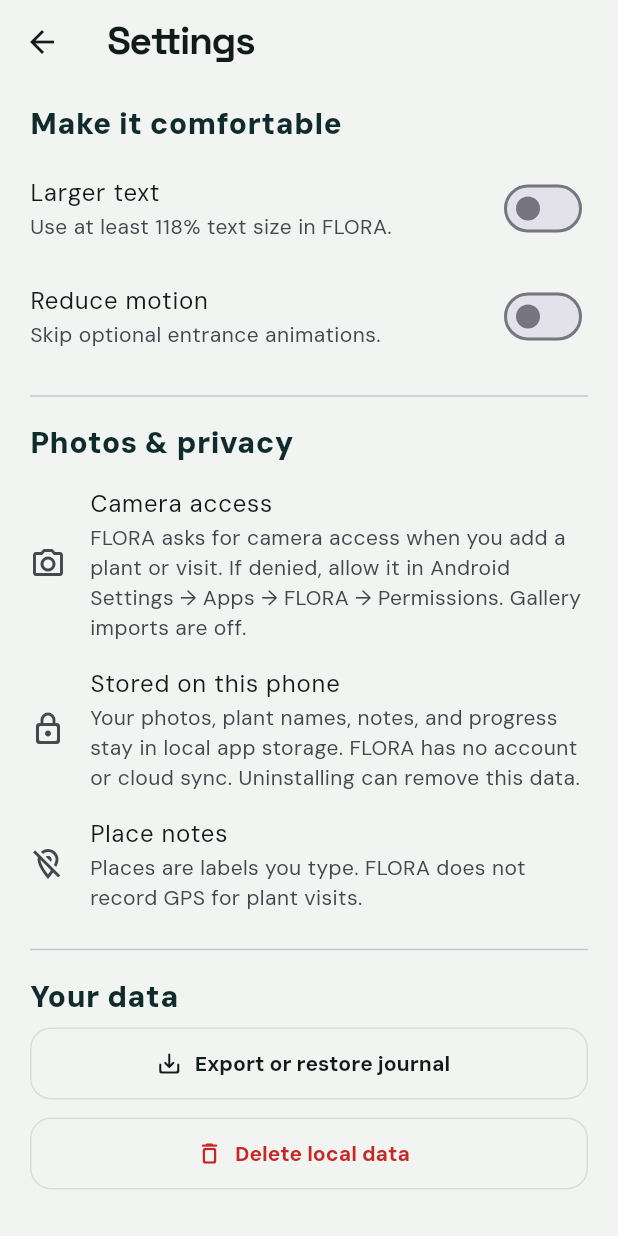
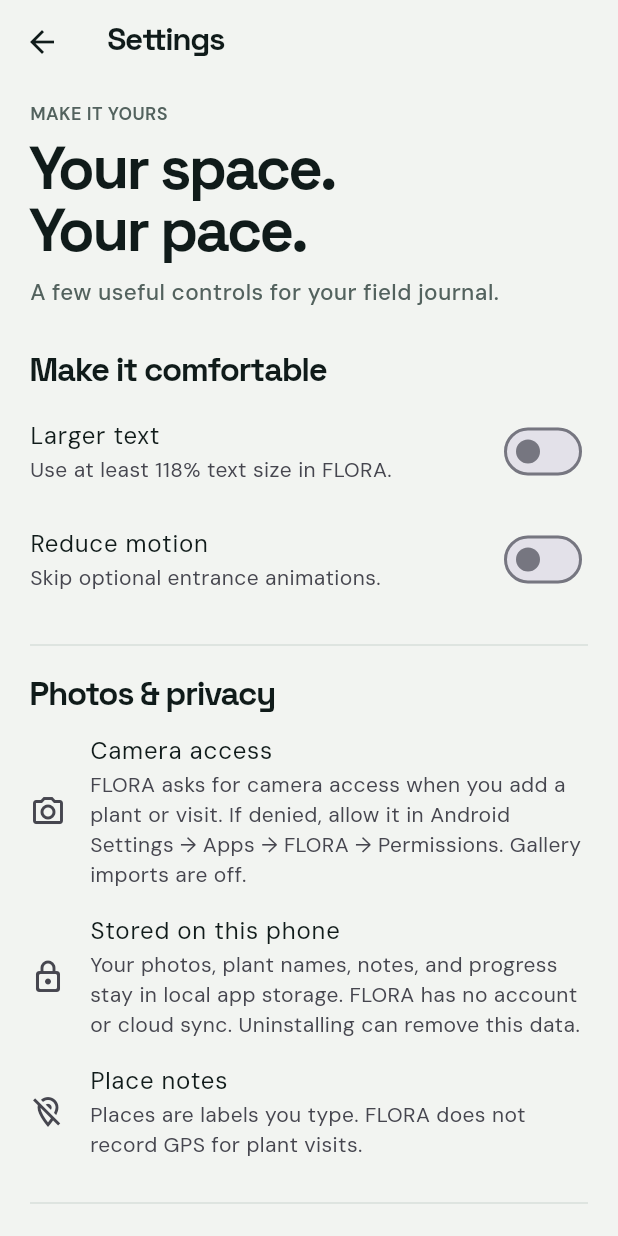
Before and after one commit to SiddhantKoli/flora, a Flutter app: the SettingsPage screen opened directly with empty values, on a phone screen of 412 x 824 dp. Run offline on Flutter 3.47's test engine with Material 3 defaults, Android fonts, the phone set to English and light mode, and no system bars; our stand-ins replace camera, flutter_animate, sqflite; accounts and stored records are empty.

Commit message:
Bring settings backup and journal detail into new style

```diff
--- a/lib/features/settings/settings_page.dart
+++ b/lib/features/settings/settings_page.dart
@@ -80,10 +80,19 @@ class _SettingsPageState extends State<SettingsPage> {
 
   @override
   Widget build(BuildContext context) => Scaffold(
-        appBar: AppBar(title: const Text('Settings')),
+        appBar: AppBar(
+            title: Text('Settings',
+                style: FloraType.title.copyWith(fontSize: 21))),
         body: ListView(
             padding: const EdgeInsets.fromLTRB(20, 12, 20, 36),
             children: [
+              const Text('MAKE IT YOURS', style: FloraType.caption),
+              const SizedBox(height: 8),
+              const Text('Your space.\nYour pace.', style: FloraType.display),
+              const SizedBox(height: 10),
+              Text('A few useful controls for your field journal.',
+                  style: FloraType.body.copyWith(color: FloraPalette.muted)),
+              const SizedBox(height: 30),
               const _Heading('Make it comfortable'),
               SwitchListTile(
                   contentPadding: EdgeInsets.zero,
@@ -103,7 +112,7 @@ class _SettingsPageState extends State<SettingsPage> {
                       ? null
                       : (value) =>
                           change(preferences.copyWith(reducedMotion: value))),
-              const Divider(height: 34),
+              const Divider(height: 42, color: FloraPalette.line),
               const _Heading('Photos & privacy'),
               const ListTile(
                   contentPadding: EdgeInsets.zero,
@@ -123,7 +132,7 @@ class _SettingsPageState extends State<SettingsPage> {
                   title: Text('Place notes'),
                   subtitle: Text(
                       'Places are labels you type. FLORA does not record GPS for plant visits.')),
-              const Divider(height: 34),
+              const Divider(height: 42, color: FloraPalette.line),
               const _Heading('Your data'),
               OutlinedButton.icon(
                   onPressed: busy
@@ -139,14 +148,14 @@ class _SettingsPageState extends State<SettingsPage> {
               OutlinedButton.icon(
                   onPressed: busy ? null : clear,
                   style: OutlinedButton.styleFrom(
-                      foregroundColor: Colors.red.shade800),
+                      foregroundColor: FloraPalette.coral),
                   icon: const Icon(Icons.delete_outline_rounded),
                   label: const Text('Delete local data')),
               if (error != null)
                 Padding(
                     padding: const EdgeInsets.only(top: 12),
                     child: Text(error!,
-                        style: TextStyle(color: Colors.red.shade800))),
+                        style: const TextStyle(color: FloraPalette.coral))),
             ]),
       );
 }
@@ -157,9 +166,5 @@ class _Heading extends StatelessWidget {
   @override
   Widget build(BuildContext context) => Padding(
       padding: const EdgeInsets.only(bottom: 6),
-      child: Text(label,
-          style: const TextStyle(
-              color: FloraPalette.forest,
-              fontSize: 20,
-              fontWeight: FontWeight.w900)));
+      child: Text(label, style: FloraType.title.copyWith(fontSize: 22)));
 }
```
Also changed, not shown: lib/features/backup/backup_page.dart (+16 -13 lines), lib/features/journal/personal_journal_page.dart (+17 -17 lines).
